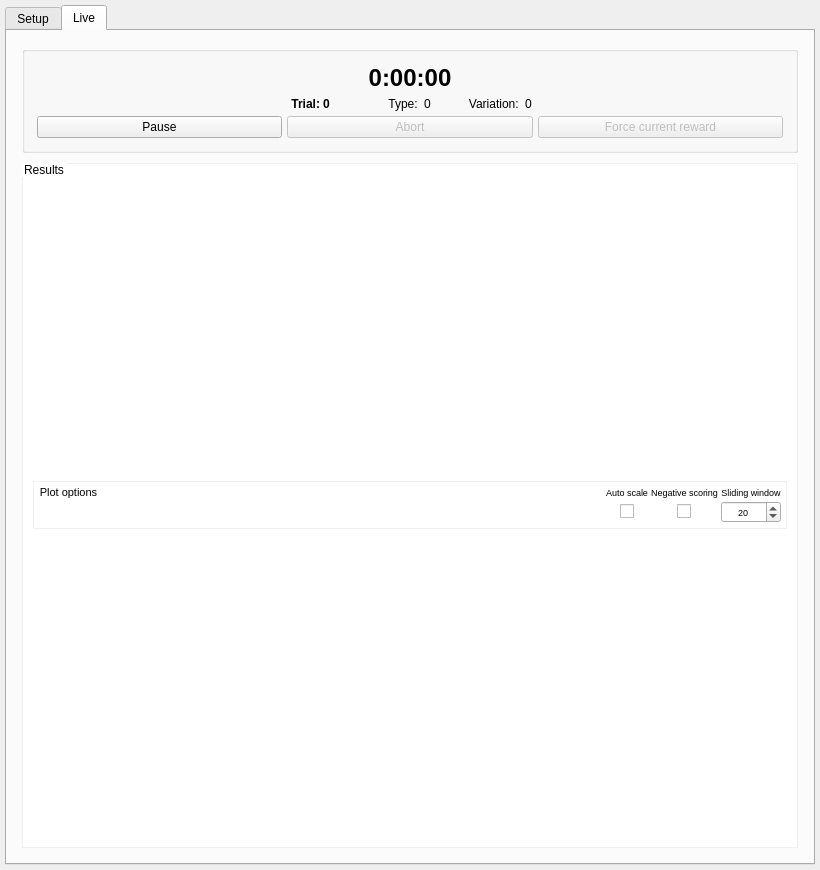
First picture: the form in GUI/GUI.ui, repository llerussell/PyBehaviour, before the edit.
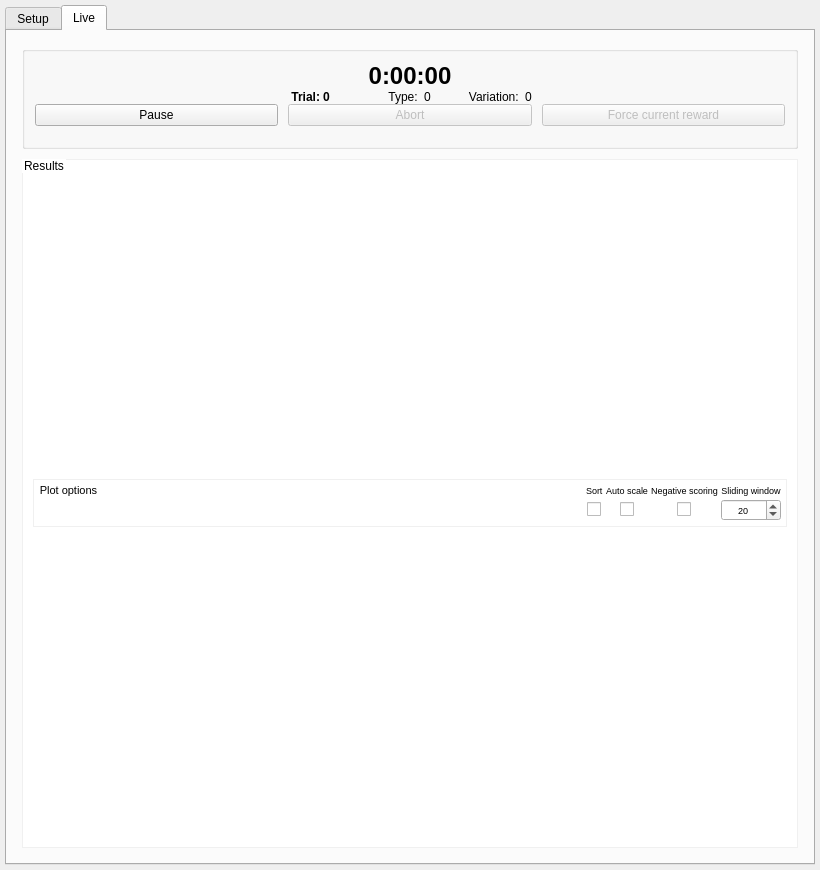
Second picture: the form after the edit. The open tabs and pages were chosen to show the change.

Commit message:
enable millisecond control of timing
increase decimal places of ui controls from 2 to 3

What changed in the file:
```diff
--- a/GUI/GUI.ui
+++ b/GUI/GUI.ui
@@ -6740,19 +6740,19 @@
              <item>
               <layout class="QVBoxLayout" name="liveTabVerticalLayout">
                <property name="spacing">
-                <number>5</number>
+                <number>0</number>
                </property>
                <property name="leftMargin">
-                <number>2</number>
+                <number>0</number>
                </property>
                <property name="topMargin">
-                <number>2</number>
+                <number>0</number>
                </property>
                <property name="rightMargin">
-                <number>2</number>
+                <number>0</number>
                </property>
                <property name="bottomMargin">
-                <number>2</number>
+                <number>0</number>
                </property>
                <item>
                 <widget class="QLabel" name="sessionTimer_label">
@@ -6956,14 +6956,26 @@
                <item>
                 <layout class="QHBoxLayout" name="horizontalLayout_20">
                  <property name="spacing">
-                  <number>5</number>
+                  <number>10</number>
+                 </property>
+                 <property name="leftMargin">
+                  <number>0</number>
+                 </property>
+                 <property name="topMargin">
+                  <number>0</number>
+                 </property>
+                 <property name="rightMargin">
+                  <number>0</number>
+                 </property>
+                 <property name="bottomMargin">
+                  <number>10</number>
                  </property>
                  <item>
                   <widget class="QPushButton" name="sessionPause_pushButton">
                    <property name="minimumSize">
                     <size>
                      <width>0</width>
-                     <height>18</height>
+                     <height>22</height>
                     </size>
                    </property>
                    <property name="text">
@@ -6979,7 +6991,7 @@
                    <property name="minimumSize">
                     <size>
                      <width>0</width>
-                     <height>18</height>
+                     <height>22</height>
                     </size>
                    </property>
                    <property name="text">
@@ -6995,7 +7007,7 @@
                    <property name="minimumSize">
                     <size>
                      <width>0</width>
-                     <height>18</height>
+                     <height>22</height>
                     </size>
                    </property>
                    <property name="text">
@@ -7055,6 +7067,21 @@
               <number>10</number>
              </property>
              <item>
+              <layout class="QGridLayout" name="gridLayout_4">
+               <item row="0" column="0">
+                <layout class="QVBoxLayout" name="preTrialResponseVerticalLayout">
+                 <property name="spacing">
+                  <number>5</number>
+                 </property>
+                 <property name="topMargin">
+                  <number>0</number>
+                 </property>
+                 <property name="bottomMargin">
+                  <number>0</number>
+                 </property>
+                </layout>
+               </item>
+               <item row="0" column="1">
               <widget class="QGroupBox" name="plotOptions_groupBox">
                <property name="sizePolicy">
                 <sizepolicy hsizetype="Preferred" vsizetype="Fixed">
@@ -7062,6 +7089,12 @@
                  <verstretch>0</verstretch>
                 </sizepolicy>
                </property>
+                 <property name="minimumSize">
+                  <size>
+                   <width>300</width>
+                   <height>0</height>
+                  </size>
+                 </property>
                <property name="styleSheet">
                 <string notr="true">QGroupBox {
 	font-size: 8pt;
@@ -7098,43 +7131,7 @@
                 </property>
                 <item>
                  <layout class="QGridLayout" name="plotOptions_gridLayout">
-                  <item row="1" column="3">
-                   <widget class="QSpinBox" name="slidingWindowSize_spinBox">
-                    <property name="sizePolicy">
-                     <sizepolicy hsizetype="Preferred" vsizetype="Fixed">
-                      <horstretch>0</horstretch>
-                      <verstretch>0</verstretch>
-                     </sizepolicy>
-                    </property>
-                    <property name="font">
-                     <font>
-                      <pointsize>7</pointsize>
-                     </font>
-                    </property>
-                    <property name="styleSheet">
-                     <string notr="true">font-size: 7pt;</string>
-                    </property>
-                    <property name="alignment">
-                     <set>Qt::AlignCenter</set>
-                    </property>
-                    <property name="suffix">
-                     <string/>
-                    </property>
-                    <property name="prefix">
-                     <string/>
-                    </property>
-                    <property name="minimum">
-                     <number>1</number>
-                    </property>
-                    <property name="maximum">
-                     <number>999</number>
-                    </property>
-                    <property name="value">
-                     <number>20</number>
-                    </property>
-                   </widget>
-                  </item>
-                  <item row="0" column="1">
+                    <item row="0" column="2">
                    <widget class="QLabel" name="label_23">
                     <property name="sizePolicy">
                      <sizepolicy hsizetype="Preferred" vsizetype="Fixed">
@@ -7158,7 +7155,7 @@
                     </property>
                    </widget>
                   </item>
-                  <item row="0" column="2">
+                    <item row="0" column="3">
                    <widget class="QLabel" name="label_31">
                     <property name="sizePolicy">
                      <sizepolicy hsizetype="Preferred" vsizetype="Fixed">
@@ -7185,30 +7182,6 @@
                     </property>
                    </widget>
                   </item>
-                  <item row="0" column="3">
-                   <widget class="QLabel" name="label_35">
-                    <property name="sizePolicy">
-                     <sizepolicy hsizetype="Preferred" vsizetype="Fixed">
-                      <horstretch>0</horstretch>
-                      <verstretch>0</verstretch>
-                     </sizepolicy>
-                    </property>
-                    <property name="font">
-                     <font>
-                      <pointsize>7</pointsize>
-                     </font>
-                    </property>
-                    <property name="styleSheet">
-                     <string notr="true">font-size: 7pt;</string>
-                    </property>
-                    <property name="text">
-                     <string>Sliding window</string>
-                    </property>
-                    <property name="alignment">
-                     <set>Qt::AlignCenter</set>
-                    </property>
-                   </widget>
-                  </item>
                   <item row="1" column="0">
                    <spacer name="horizontalSpacer_3">
                     <property name="sizePolicy">
@@ -7231,7 +7204,7 @@
                     </property>
                    </spacer>
                   </item>
-                  <item row="1" column="1">
+                    <item row="1" column="2">
                    <layout class="QHBoxLayout" name="horizontalLayout_13">
                     <item>
                      <widget class="QCheckBox" name="autoScalePlots_checkBox">
@@ -7248,7 +7221,7 @@
                     </item>
                    </layout>
                   </item>
-                  <item row="1" column="2">
+                    <item row="1" column="3">
                    <layout class="QHBoxLayout" name="horizontalLayout_15">
                     <item>
                      <widget class="QCheckBox" name="negativeMarking_checkBox">
@@ -7265,22 +7238,109 @@
                     </item>
                    </layout>
                   </item>
-                 </layout>
-                </item>
-               </layout>
-              </widget>
-             </item>
+                    <item row="0" column="4">
+                     <widget class="QLabel" name="label_35">
+                      <property name="sizePolicy">
+                       <sizepolicy hsizetype="Preferred" vsizetype="Fixed">
+                        <horstretch>0</horstretch>
+                        <verstretch>0</verstretch>
+                       </sizepolicy>
+                      </property>
+                      <property name="font">
+                       <font>
+                        <pointsize>7</pointsize>
+                       </font>
+                      </property>
+                      <property name="styleSheet">
+                       <string notr="true">font-size: 7pt;</string>
+                      </property>
+                      <property name="text">
+                       <string>Sliding window</string>
+                      </property>
+                      <property name="alignment">
+                       <set>Qt::AlignCenter</set>
+                      </property>
+                     </widget>
+                    </item>
+                    <item row="1" column="4">
+                     <widget class="QSpinBox" name="slidingWindowSize_spinBox">
+                      <property name="sizePolicy">
+                       <sizepolicy hsizetype="Preferred" vsizetype="Fixed">
+                        <horstretch>0</horstretch>
+                        <verstretch>0</verstretch>
+                       </sizepolicy>
+                      </property>
+                      <property name="font">
+                       <font>
+                        <pointsize>7</pointsize>
+                       </font>
+                      </property>
+                      <property name="styleSheet">
+                       <string notr="true">font-size: 7pt;</string>
+                      </property>
+                      <property name="alignment">
+                       <set>Qt::AlignCenter</set>
+                      </property>
+                      <property name="suffix">
+                       <string/>
+                      </property>
+                      <property name="prefix">
+                       <string/>
+                      </property>
+                      <property name="minimum">
+                       <number>1</number>
+                      </property>
+                      <property name="maximum">
+                       <number>999</number>
+                      </property>
+                      <property name="value">
+                       <number>20</number>
+                      </property>
+                     </widget>
+                    </item>
+                    <item row="0" column="1">
+                     <widget class="QLabel" name="label_37">
+                      <property name="sizePolicy">
+                       <sizepolicy hsizetype="Preferred" vsizetype="Fixed">
+                        <horstretch>0</horstretch>
+                        <verstretch>0</verstretch>
+                       </sizepolicy>
+                      </property>
+                      <property name="font">
+                       <font>
+                        <pointsize>7</pointsize>
+                       </font>
+                      </property>
+                      <property name="styleSheet">
+                       <string notr="true">font-size: 7pt;</string>
+                      </property>
+                      <property name="text">
+                       <string>Sort</string>
+                      </property>
+                     </widget>
+                    </item>
+                    <item row="1" column="1">
+                     <layout class="QHBoxLayout" name="horizontalLayout_5">
              <item>
-              <layout class="QVBoxLayout" name="preTrialResponseVerticalLayout">
-               <property name="spacing">
-                <number>5</number>
-               </property>
-               <property name="topMargin">
-                <number>0</number>
-               </property>
-               <property name="bottomMargin">
-                <number>0</number>
-               </property>
+                       <widget class="QCheckBox" name="sortPlots_checkBox">
+                        <property name="sizePolicy">
+                         <sizepolicy hsizetype="Fixed" vsizetype="Fixed">
+                          <horstretch>0</horstretch>
+                          <verstretch>0</verstretch>
+                         </sizepolicy>
+                        </property>
+                        <property name="text">
+                         <string/>
+                        </property>
+                       </widget>
+                      </item>
+                     </layout>
+                    </item>
+                   </layout>
+                  </item>
+                 </layout>
+                </widget>
+               </item>
               </layout>
              </item>
              <item>
```
Left out of the diff: 327 changed lines with no effect on the pictures. Lines whose indentation alone changed are shown as unchanged. The commit also changes 1 other file.
